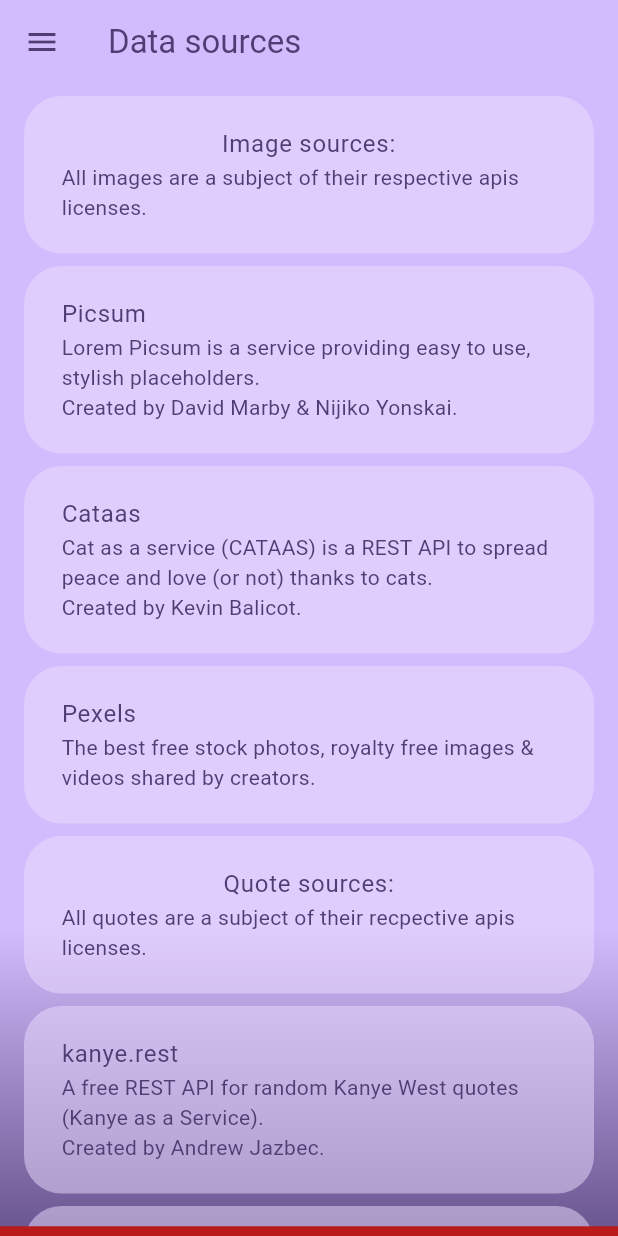
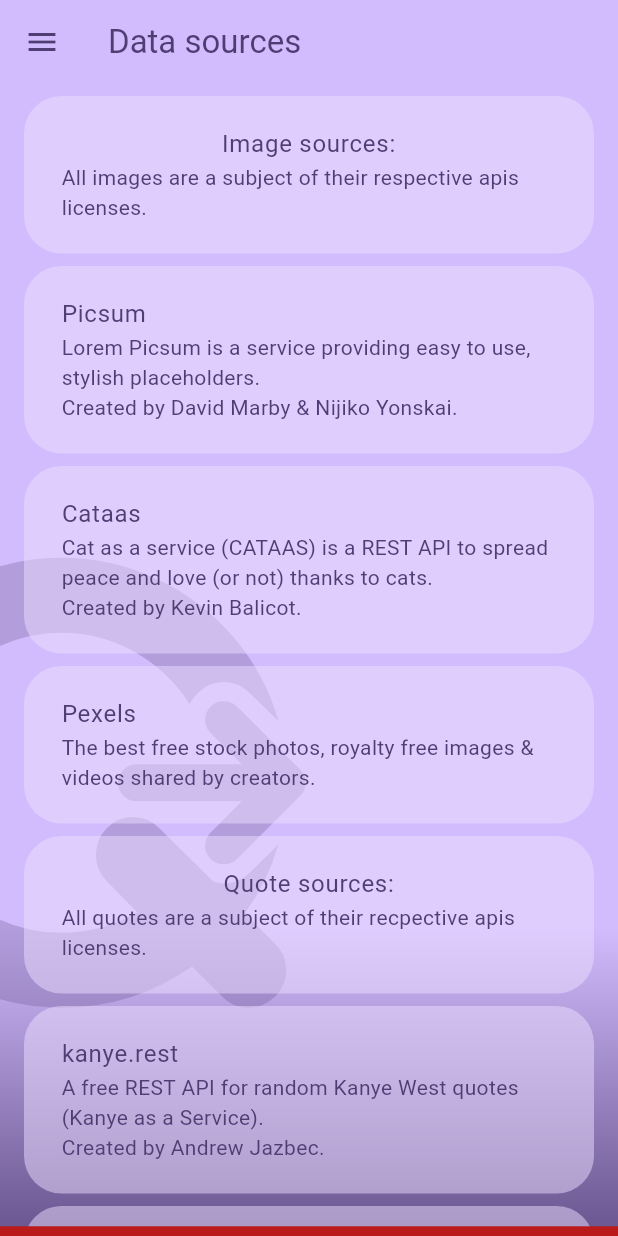
Before and after one commit to marek-musial/random_quote_app, a Flutter app: the SourcesPage screen opened by its route, on a phone screen of 412 x 824 dp. Run offline on Flutter 3.47's test engine with Material 3 defaults, Android fonts, the phone set to English and light mode, and no system bars; our stand-ins replace dio, flutter_bloc, font_awesome_flutter, freezed_annotation, get_it, hydrated_bloc and 4 more; missing offline and left inert: gal; network calls fail.

Commit message:
Add background icon widget to the page
Wrapped the Scaffold in a Stack and added the background icon widget
under it.

```diff
--- a/lib/features/sources/sources_page.dart
+++ b/lib/features/sources/sources_page.dart
@@ -1,6 +1,7 @@
 import 'package:flutter/material.dart';
 import 'package:random_quote_app/core/screen_sizes.dart';
 import 'package:random_quote_app/core/theme/list_tile_style.dart' as tile;
+import 'package:random_quote_app/core/theme/widgets/background_icon_widget.dart';
 import 'package:random_quote_app/data/remote_data_sources/data_source.dart';
 import 'package:random_quote_app/domain/repositories/image_repository.dart';
 import 'package:random_quote_app/domain/repositories/quote_repository.dart';
@@ -29,7 +30,10 @@
           stops: const [.75, 1],
         ),
       ),
-      child: Scaffold(
+      child: Stack(
+        children: [
+          const BackgroundIcon(),
+          Scaffold(
             backgroundColor: Colors.transparent,
             appBar: MediaQuery.of(context).orientation == Orientation.portrait
                 ? AppBar(
@@ -98,6 +102,8 @@
               ],
             ),
           ),
+        ],
+      ),
     );
   }
 }
```
Also changed, not shown: lib/features/home/pages/home_page.dart (+7 -1 lines). Lines whose indentation alone changed are shown as unchanged.
